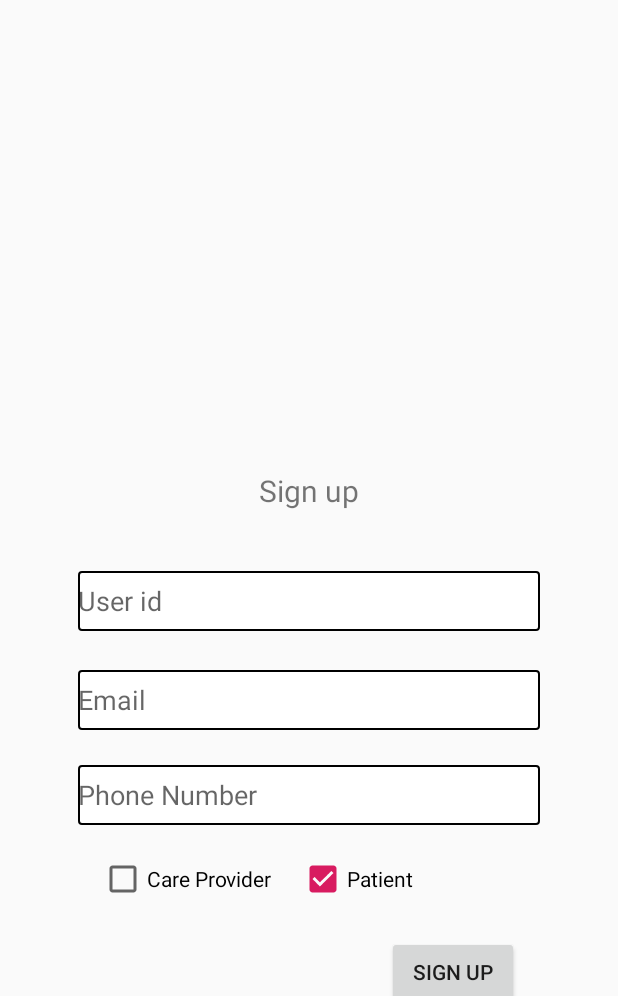
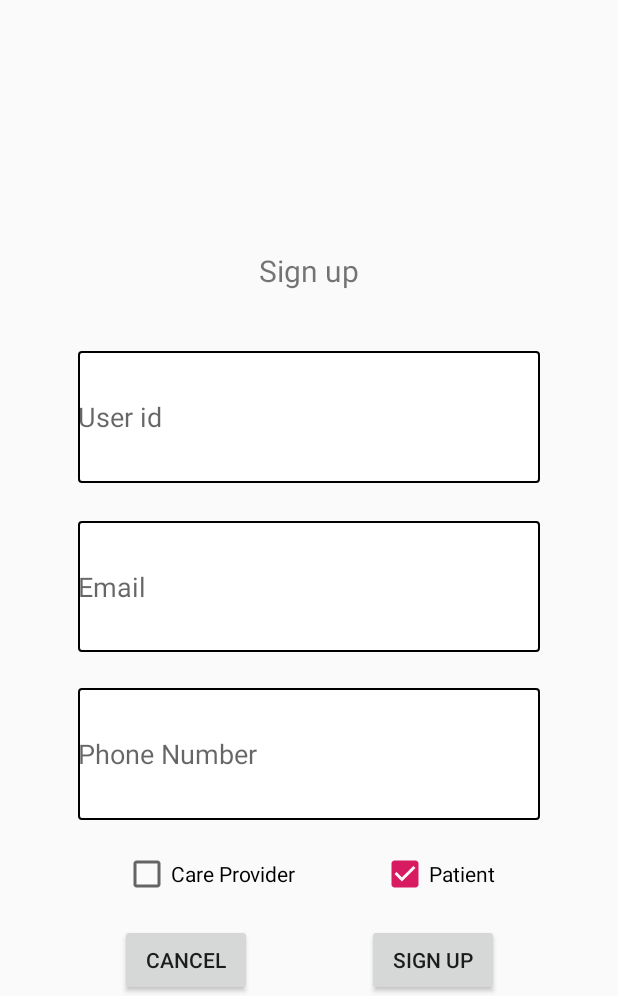
Before and after one commit to CMPUT301F18T18/Health-Detective, an Android app: the SignUpActivity screen opened directly, with no data from a screen before it, on a phone screen of 412 x 824 dp, the part 240-1236 px from its top. Run offline under Robolectric (Android 15) with nearby library versions, the phone set to English and light mode, and no system bars.

Commit message:
added cancel to signup

```diff
--- a/app/src/main/java/cmput301f18t18/health_detective/presentation/view/activity/SignUpActivity.java
+++ b/app/src/main/java/cmput301f18t18/health_detective/presentation/view/activity/SignUpActivity.java
@@ -31,12 +31,14 @@ public class SignUpActivity extends AppCompatActivity implements View.OnClickLis
 
 
         Button signUp = findViewById(R.id.signUpBtn);
+        Button cancel = findViewById(R.id.cancelButton);
         careCheck = findViewById(R.id.CPcheckBox);
         patientCheck = findViewById(R.id.PcheckBox);
         patientCheck.setChecked(true);
         careCheck.setOnClickListener(this);
         patientCheck.setOnClickListener(this);
         signUp.setOnClickListener(this);
+        cancel.setOnClickListener(this);
 
 
     }
@@ -61,6 +63,10 @@ public class SignUpActivity extends AppCompatActivity implements View.OnClickLis
             case R.id.PcheckBox:
                 careCheck.setChecked(false);
                 break;
+            case R.id.cancelButton:
+                Intent intentReturn = new Intent(this,MainActivity.class);
+                changeActivity(intentReturn);
+                break;
             case R.id.signUpBtn:
                 // if sign up completed set type to false if patient, true if CP
                 // call presenter method createNewUser
--- a/app/src/main/res/layout/activity_sign_up.xml
+++ b/app/src/main/res/layout/activity_sign_up.xml
@@ -10,10 +10,12 @@
     <TextView
         android:id="@+id/appName"
         android:layout_width="192dp"
-        android:layout_height="35dp"
+        android:layout_height="0dp"
+        android:layout_marginBottom="234dp"
         android:layout_marginTop="16dp"
         android:text="@string/app_name"
         android:textSize="25dp"
+        app:layout_constraintBottom_toTopOf="@+id/userEdit"
         app:layout_constraintEnd_toEndOf="parent"
         app:layout_constraintStart_toStartOf="parent"
         app:layout_constraintTop_toTopOf="parent" />
@@ -22,36 +24,36 @@
         android:id="@+id/signUpText"
         android:layout_width="wrap_content"
         android:layout_height="wrap_content"
-        android:layout_marginBottom="106dp"
+        android:layout_marginBottom="40dp"
         android:text="@string/sign_up"
         android:textSize="20dp"
-        app:layout_constraintBottom_toTopOf="@+id/emailEdit"
+        app:layout_constraintBottom_toTopOf="@+id/userEdit"
         app:layout_constraintEnd_toEndOf="parent"
         app:layout_constraintStart_toStartOf="parent" />
 
     <EditText
         android:id="@+id/emailEdit"
         android:layout_width="0dp"
-        android:layout_height="40dp"
-        android:layout_marginBottom="177dp"
+        android:layout_height="0dp"
+        android:layout_marginBottom="24dp"
         android:layout_marginEnd="52dp"
         android:layout_marginStart="52dp"
         android:background="@drawable/signup_border"
         android:ems="10"
         android:hint="@string/user_email"
         android:inputType="textPersonName"
-        app:layout_constraintBottom_toBottomOf="parent"
+        app:layout_constraintBottom_toTopOf="@+id/phoneNumEdit"
         app:layout_constraintEnd_toEndOf="parent"
-        app:layout_constraintStart_toStartOf="parent" />
+        app:layout_constraintStart_toStartOf="parent"
+        app:layout_constraintTop_toBottomOf="@+id/userEdit" />
 
     <EditText
         android:id="@+id/phoneNumEdit"
         android:layout_width="0dp"
-        android:layout_height="40dp"
+        android:layout_height="0dp"
         android:layout_marginBottom="20dp"
         android:layout_marginEnd="52dp"
         android:layout_marginStart="52dp"
-        android:layout_marginTop="23dp"
         android:background="@drawable/signup_border"
         android:ems="10"
         android:hint="@string/user_phoneNum"
@@ -64,47 +66,62 @@
     <EditText
         android:id="@+id/userEdit"
         android:layout_width="0dp"
-        android:layout_height="40dp"
-        android:layout_marginBottom="66dp"
+        android:layout_height="0dp"
+        android:layout_marginBottom="25dp"
         android:layout_marginEnd="52dp"
         android:layout_marginStart="52dp"
-        android:layout_marginTop="67dp"
         android:background="@drawable/signup_border"
         android:ems="10"
         android:hint="@string/user_id"
         android:inputType="textPersonName"
-        app:layout_constraintBottom_toBottomOf="@+id/emailEdit"
+        app:layout_constraintBottom_toTopOf="@+id/emailEdit"
         app:layout_constraintEnd_toEndOf="parent"
         app:layout_constraintStart_toStartOf="parent"
-        app:layout_constraintTop_toTopOf="@+id/signUpText" />
+        app:layout_constraintTop_toBottomOf="@+id/appName" />
 
     <CheckBox
         android:id="@+id/CPcheckBox"
-        android:layout_width="116dp"
+        android:layout_width="0dp"
         android:layout_height="wrap_content"
-        android:layout_marginStart="14dp"
+        android:layout_marginBottom="17dp"
+        android:layout_marginEnd="28dp"
+        android:layout_marginStart="82dp"
         android:text="@string/careProvider"
-        app:layout_constraintBaseline_toBaselineOf="@+id/PcheckBox"
-        app:layout_constraintStart_toStartOf="@+id/phoneNumEdit" />
+        app:layout_constraintBottom_toTopOf="@+id/cancelButton"
+        app:layout_constraintEnd_toStartOf="@+id/PcheckBox"
+        app:layout_constraintStart_toStartOf="parent"
+        app:layout_constraintTop_toBottomOf="@+id/phoneNumEdit" />
 
     <CheckBox
         android:id="@+id/PcheckBox"
         android:layout_width="wrap_content"
         android:layout_height="wrap_content"
-        android:layout_marginBottom="22dp"
-        android:layout_marginStart="17dp"
+        android:layout_marginEnd="82dp"
+        android:layout_marginTop="20dp"
         android:text="@string/patient"
-        app:layout_constraintBottom_toTopOf="@+id/signUpBtn"
-        app:layout_constraintStart_toEndOf="@+id/CPcheckBox" />
+        app:layout_constraintEnd_toEndOf="parent"
+        app:layout_constraintStart_toEndOf="@+id/CPcheckBox"
+        app:layout_constraintTop_toBottomOf="@+id/phoneNumEdit" />
+
+    <Button
+        android:id="@+id/cancelButton"
+        android:layout_width="wrap_content"
+        android:layout_height="wrap_content"
+        android:layout_marginStart="4dp"
+        android:text="@android:string/cancel"
+        app:layout_constraintBottom_toBottomOf="parent"
+        app:layout_constraintEnd_toStartOf="@+id/signUpBtn"
+        app:layout_constraintStart_toStartOf="parent"
+        app:layout_constraintTop_toBottomOf="@+id/CPcheckBox" />
 
     <Button
         android:id="@+id/signUpBtn"
         android:layout_width="wrap_content"
         android:layout_height="wrap_content"
-        android:layout_marginEnd="66dp"
-        android:layout_marginTop="137dp"
+        android:layout_marginEnd="3dp"
         android:text="@string/sign_up"
+        app:layout_constraintBottom_toBottomOf="parent"
         app:layout_constraintEnd_toEndOf="parent"
-        app:layout_constraintTop_toBottomOf="@+id/emailEdit" />
+        app:layout_constraintStart_toEndOf="@+id/cancelButton" />
 
 </android.support.constraint.ConstraintLayout>
--- a/app/src/main/res/menu/signup_menu.xml
+++ b/app/src/main/res/menu/signup_menu.xml
@@ -1,6 +1,6 @@
 <?xml version="1.0" encoding="utf-8"?>
-<menu xmlns:tools="http://schemas.android.com/tools"
-    xmlns:android="http://schemas.android.com/apk/res/android"
-    xmlns:app="http://schemas.android.com/apk/res-auto">
+<menu xmlns:android="http://schemas.android.com/apk/res/android"
+    xmlns:app="http://schemas.android.com/apk/res-auto"
+    xmlns:tools="http://schemas.android.com/tools">
 
 </menu>
```
Also changed, not shown: app/src/main/res/drawable/baseline_arrow_back_black_18dp.png (added).
